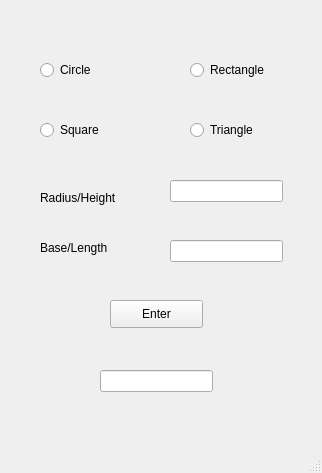
mmelton101/Project-1, file view.ui: the form before one commit.
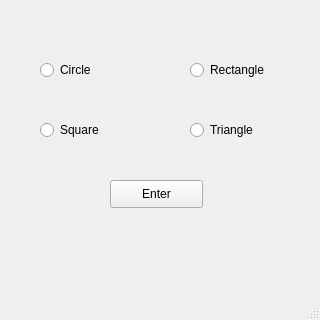
The form after the commit.

Diff of the .ui file:
```diff
--- a/view.ui
+++ b/view.ui
@@ -6,46 +6,26 @@
    <rect>
     <x>0</x>
     <y>0</y>
-    <width>322</width>
-    <height>473</height>
+    <width>320</width>
+    <height>320</height>
    </rect>
   </property>
   <property name="minimumSize">
    <size>
-    <width>322</width>
-    <height>473</height>
+    <width>320</width>
+    <height>320</height>
    </size>
   </property>
   <property name="maximumSize">
    <size>
-    <width>322</width>
-    <height>473</height>
+    <width>320</width>
+    <height>320</height>
    </size>
   </property>
   <property name="windowTitle">
    <string>Area</string>
   </property>
   <widget class="QWidget" name="centralwidget">
-   <widget class="QLineEdit" name="line_baselength">
-    <property name="geometry">
-     <rect>
-      <x>170</x>
-      <y>240</y>
-      <width>113</width>
-      <height>22</height>
-     </rect>
-    </property>
-   </widget>
-   <widget class="QLineEdit" name="line_radiusheight">
-    <property name="geometry">
-     <rect>
-      <x>170</x>
-      <y>180</y>
-      <width>113</width>
-      <height>22</height>
-     </rect>
-    </property>
-   </widget>
    <widget class="QRadioButton" name="radio_circle">
     <property name="geometry">
      <rect>
@@ -98,37 +78,11 @@
      <string>Triangle</string>
     </property>
    </widget>
-   <widget class="QLabel" name="label">
-    <property name="geometry">
-     <rect>
-      <x>40</x>
-      <y>190</y>
-      <width>81</width>
-      <height>16</height>
-     </rect>
-    </property>
-    <property name="text">
-     <string>Radius/Height</string>
-    </property>
-   </widget>
-   <widget class="QLabel" name="label_2">
-    <property name="geometry">
-     <rect>
-      <x>40</x>
-      <y>240</y>
-      <width>71</width>
-      <height>16</height>
-     </rect>
-    </property>
-    <property name="text">
-     <string>Base/Length</string>
-    </property>
-   </widget>
    <widget class="QPushButton" name="button_enter">
     <property name="geometry">
      <rect>
       <x>110</x>
-      <y>300</y>
+      <y>180</y>
       <width>93</width>
       <height>28</height>
      </rect>
@@ -137,16 +91,6 @@
      <string>Enter</string>
     </property>
    </widget>
-   <widget class="QLineEdit" name="line_area">
-    <property name="geometry">
-     <rect>
-      <x>100</x>
-      <y>370</y>
-      <width>113</width>
-      <height>22</height>
-     </rect>
-    </property>
-   </widget>
   </widget>
   <widget class="QMenuBar" name="menubar">
    <property name="geometry">
```
Left out of the diff: 8 changed lines with no effect on the pictures.
